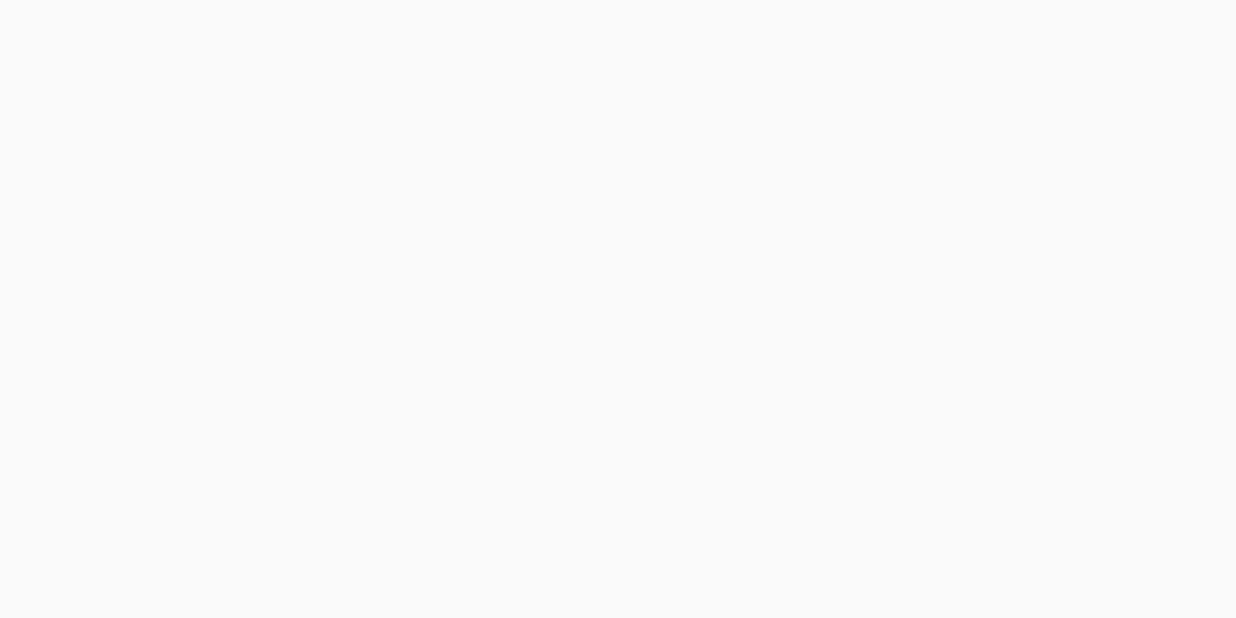
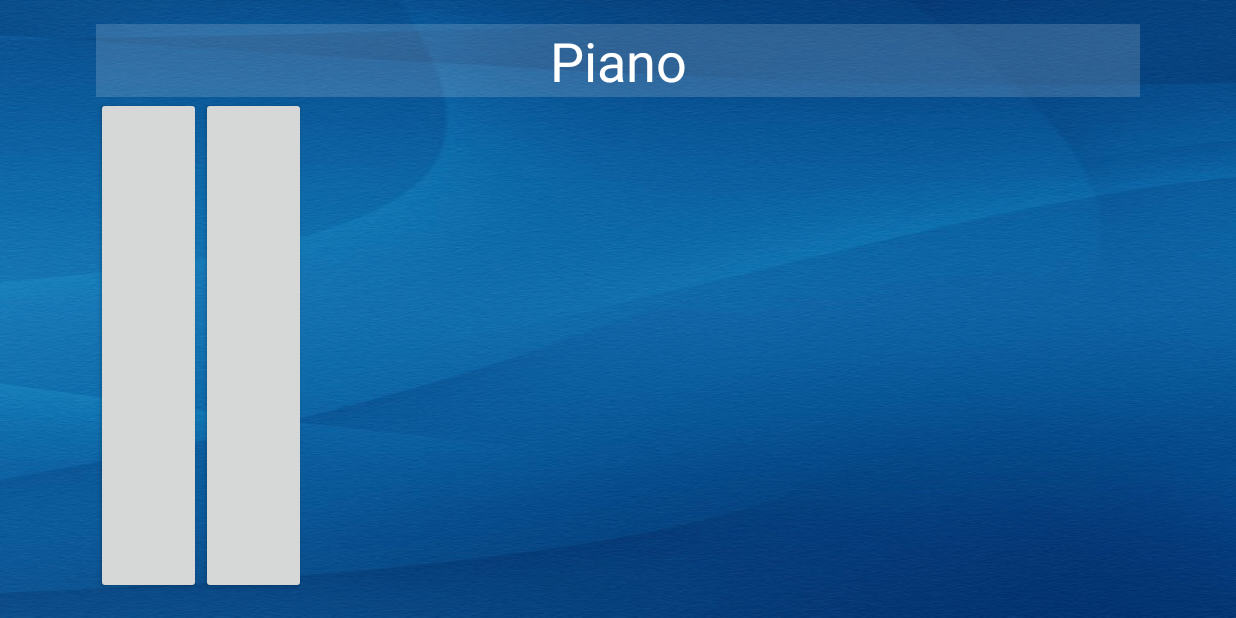
Before and after one commit to gravity017/Piano25_03_2016, an Android app: the screen it shows after launch (MainActivity), on a phone screen of 824 x 412 dp (held sideways). Before the commit the screen is empty. Run offline under Robolectric (Android 15) with nearby library versions, the phone set to English and light mode, and no system bars.

Commit message:
Finish Screen Design Finish Botton Key Board

```diff
--- a/app/src/main/res/layout/activity_main.xml
+++ b/app/src/main/res/layout/activity_main.xml
@@ -8,6 +8,38 @@
     android:paddingRight="@dimen/activity_horizontal_margin"
     android:paddingTop="@dimen/activity_vertical_margin"
     android:paddingBottom="@dimen/activity_vertical_margin"
-    tools:context="ice_pbru.dangchoung.natchanon.piano.MainActivity">
+    tools:context="ice_pbru.dangchoung.natchanon.piano.MainActivity"
+    android:background="@drawable/bg7">
 
+    <LinearLayout
+        android:orientation="vertical"
+        android:layout_width="match_parent"
+        android:layout_height="match_parent">
+
+        <TextView
+            android:layout_width="match_parent"
+            android:layout_height="wrap_content"
+            android:text="@string/app_name"
+            android:id="@+id/textView"
+            android:textSize="36dp"
+            android:textColor="#ffffff"
+            android:gravity="center"
+            android:background="#28ffffff" />
+
+        <LinearLayout
+            android:orientation="horizontal"
+            android:layout_width="match_parent"
+            android:layout_height="match_parent">
+
+            <Button
+                android:layout_width="70dp"
+                android:layout_height="match_parent"
+                android:id="@+id/button" />
+
+            <Button
+                android:layout_width="70dp"
+                android:layout_height="match_parent"
+                android:id="@+id/button2" />
+        </LinearLayout>
+    </LinearLayout>
 </RelativeLayout>
```
Also changed, not shown: app/src/main/res/drawable/bg100.png (added), app/src/main/res/drawable/bg7.png (added).
